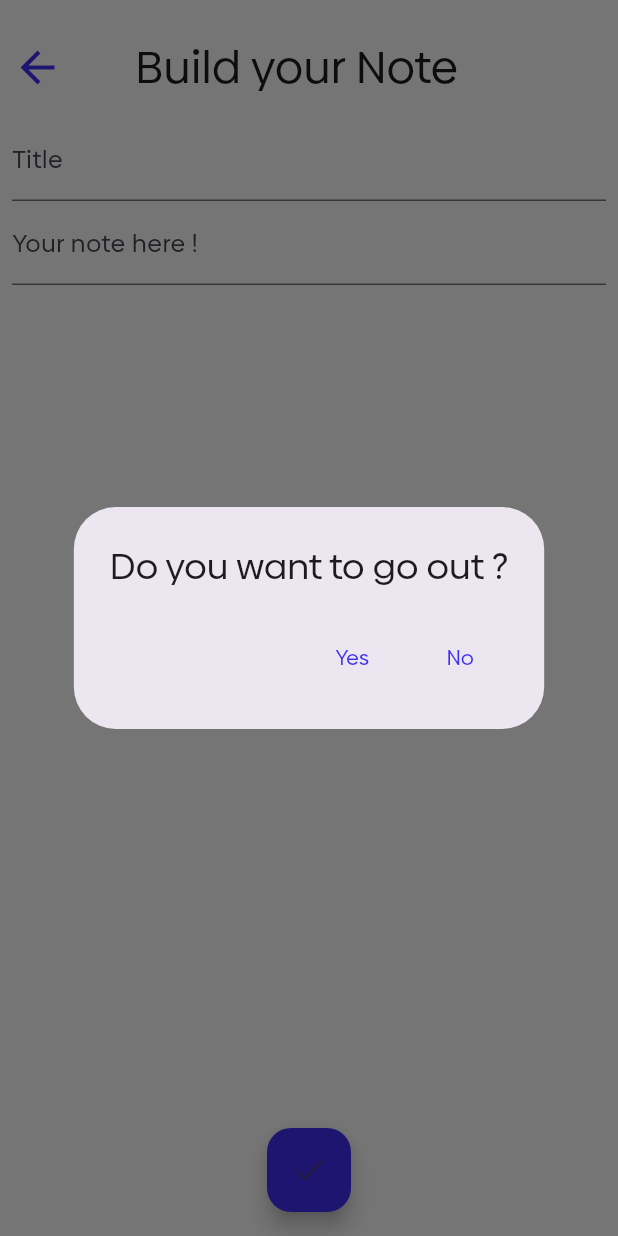
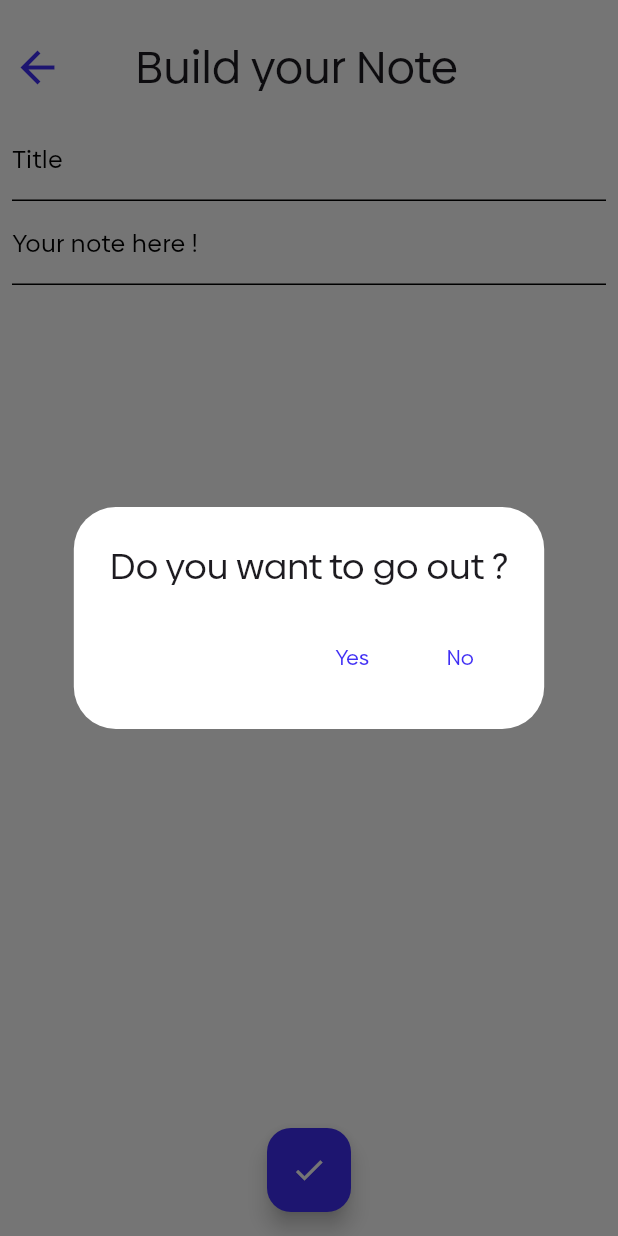
Before and after one commit to Theusmatag/Notepad, a Flutter app: the CreateNote screen opened directly, after a tap on the "arrow back" icon, on a phone screen of 412 x 824 dp. Run offline on Flutter 3.47's test engine with Material 3 defaults, Android fonts, the phone set to English and light mode, and no system bars; our stand-ins replace sqflite; accounts and stored records are empty.

Commit message:
fix: update

```diff
--- /dev/null
+++ b/devtools_options.yaml
@@ -0,0 +1,3 @@
+description: This file stores settings for Dart & Flutter DevTools.
+documentation: https://docs.flutter.dev/tools/devtools/extensions#configure-extension-enablement-states
+extensions:
--- a/lib/screens/create_note_Screen.dart
+++ b/lib/screens/create_note_Screen.dart
@@ -20,12 +20,12 @@ class _CreateNoteState extends State<CreateNote> {
     final formKey = GlobalKey<FormState>();
     final func = Provider.of<Note>(context);
 
-    return SafeArea(
-      child: Scaffold(
+    return Scaffold(
       backgroundColor: Colors.white,
       body: SizedBox(
         height: double.infinity,
         width: double.infinity,
+        child: SafeArea(
           child: SingleChildScrollView(
             child: Column(
               mainAxisAlignment: MainAxisAlignment.start,
@@ -91,8 +91,14 @@ class _CreateNoteState extends State<CreateNote> {
                         TextFormField(
                           textCapitalization: TextCapitalization.sentences,
                           decoration: const InputDecoration(
+                              enabledBorder: UnderlineInputBorder(
+                                  borderSide: BorderSide(color: Colors.black)),
+                              focusedBorder: UnderlineInputBorder(
+                                  borderSide: BorderSide(color: Colors.black)),
+                              border: UnderlineInputBorder(
+                                  borderSide: BorderSide(color: Colors.black)),
                               labelText: 'Title',
-                          ),
+                              labelStyle: TextStyle(color: Colors.black)),
                           controller: titleController,
                           keyboardType: TextInputType.text,
                           textInputAction: TextInputAction.next,
@@ -107,8 +113,15 @@ class _CreateNoteState extends State<CreateNote> {
                         ),
                         TextFormField(
                           textCapitalization: TextCapitalization.sentences,
-                          decoration:
-                              const InputDecoration(labelText: 'Your note here !'),
+                          decoration: const InputDecoration(
+                              enabledBorder: UnderlineInputBorder(
+                                  borderSide: BorderSide(color: Colors.black)),
+                              focusedBorder: UnderlineInputBorder(
+                                  borderSide: BorderSide(color: Colors.black)),
+                              border: UnderlineInputBorder(
+                                  borderSide: BorderSide(color: Colors.black)),
+                              labelText: 'Your note here !',
+                              labelStyle: TextStyle(color: Colors.black)),
                           controller: noteController,
                           textAlign: TextAlign.justify,
                           keyboardType: TextInputType.multiline,
@@ -131,6 +144,7 @@ class _CreateNoteState extends State<CreateNote> {
             ),
           ),
         ),
+      ),
       floatingActionButtonLocation: FloatingActionButtonLocation.centerFloat,
       floatingActionButton: FloatingActionButton(
         onPressed: () {
@@ -146,7 +160,9 @@ class _CreateNoteState extends State<CreateNote> {
           Navigator.of(context).pop();
         },
         backgroundColor: const Color(0xff3F2EF4),
-          child: const Icon(Icons.done),
+        child: const Icon(
+          Icons.done,
+          color: Colors.white,
         ),
       ),
     );
--- a/lib/screens/note_Screen.dart
+++ b/lib/screens/note_Screen.dart
@@ -7,9 +7,9 @@ class NoteScreen extends StatelessWidget {
   @override
   Widget build(BuildContext context) {
     var notas = ModalRoute.of(context)?.settings.arguments as Note;
-    return SafeArea(
-      child: Scaffold(
-        body: Column(
+    return Scaffold(
+      body: SafeArea(
+        child: Column(
           crossAxisAlignment: CrossAxisAlignment.start,
           children: [
             Row(
--- a/pubspec.yaml
+++ b/pubspec.yaml
@@ -30,7 +30,7 @@ dependencies:
   flutter:
     sdk: flutter
   provider: ^6.0.3
-  intl: ^0.17.0
+  intl: ^0.19.0
   path: ^1.8.1
   sqflite: ^2.0.2+1
 
```
Also changed, not shown: lib/components/search_Bar.dart (+6 -6 lines), lib/main.dart (+20 -4 lines), lib/screens/home_Screen.dart (+17 -12 lines), pubspec.lock, 103 other files. Lines whose indentation alone changed are shown as unchanged.
